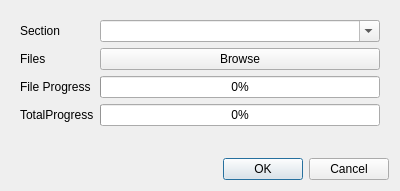
This is scripts/packages/gnocchi/gnocchi/assets/upload-dialog.ui in cvisionai/tator as Qt 5 draws it before an edit. The edited form follows.
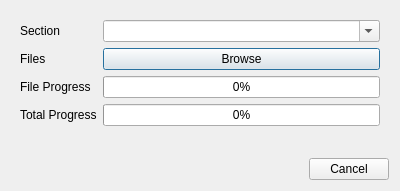
This is the edited form.

Commit message: Hook up stiching for upload functionality

```diff
--- a/scripts/packages/gnocchi/gnocchi/assets/upload-dialog.ui
+++ b/scripts/packages/gnocchi/gnocchi/assets/upload-dialog.ui
@@ -65,7 +65,7 @@
       <item row="3" column="0">
        <widget class="QLabel" name="label_4">
         <property name="text">
-         <string>TotalProgress</string>
+         <string>Total Progress</string>
         </property>
        </widget>
       </item>
@@ -85,7 +85,7 @@
       <enum>Qt::Horizontal</enum>
      </property>
      <property name="standardButtons">
-      <set>QDialogButtonBox::Cancel|QDialogButtonBox::Ok</set>
+      <set>QDialogButtonBox::Cancel</set>
      </property>
     </widget>
    </item>
```
Left out of the diff: 8 changed lines with no effect on the pictures. The commit also changes 2 other files.
